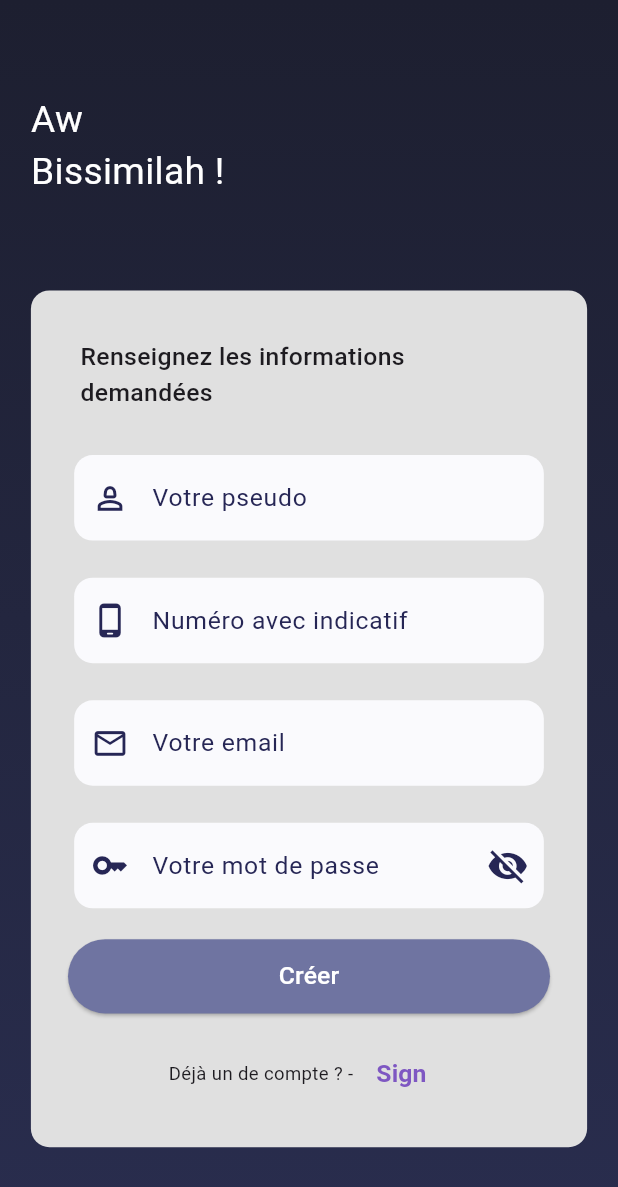
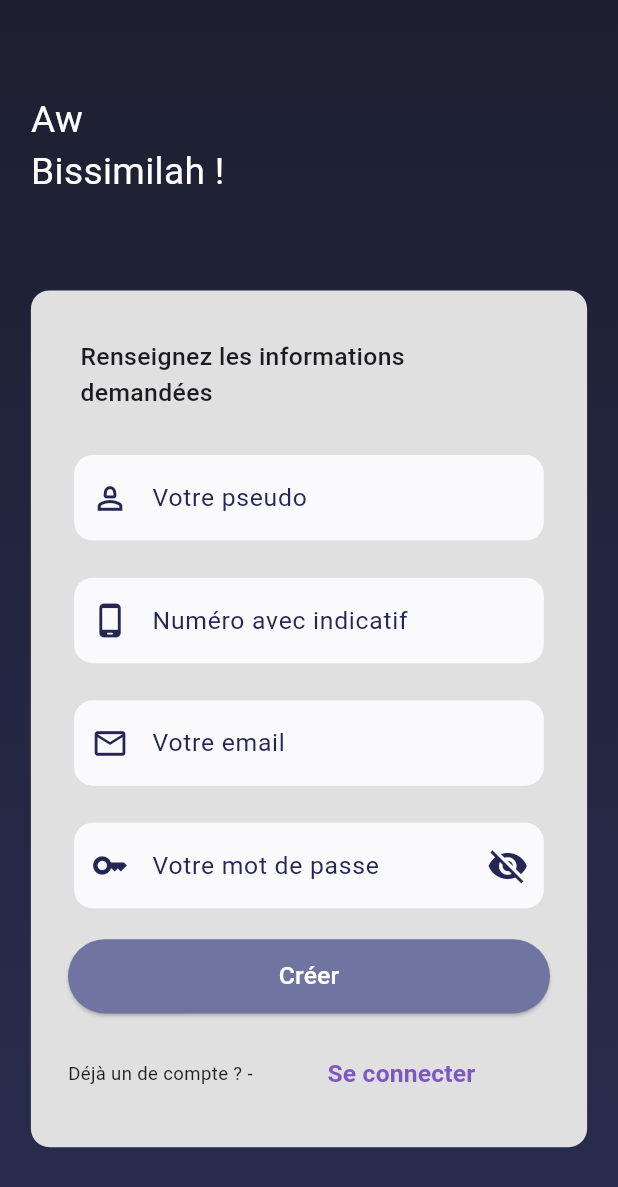
Before and after one commit to salif18/flutter_gestion_depenses, a Flutter app: the screen it shows after launch, after a tap on "Se connecter", after a tap on "Créer", on a phone screen of 412 x 824 dp. Shown: the top 1187 px of the screen. Run offline on Flutter 3.47's test engine with Material 3 defaults, Android fonts, the phone set to English and light mode, and no system bars; our stand-ins replace carousel_slider, date_field, fl_chart, google_fonts, google_nav_bar, line_icons and 3 more; network calls fail.

```diff
--- a/app/lib/screens/auth/widgets/field_login.dart
+++ b/app/lib/screens/auth/widgets/field_login.dart
@@ -365,7 +365,8 @@ class _MyFieldFormsState extends State<MyFieldForms> {
             "Vous n'avez pas de compte ?",
             style: GoogleFonts.roboto(fontSize: MediaQuery.of(context).size.width*0.03,),
           ),
-          TextButton(
+          Expanded(
+            child: TextButton(
               onPressed: () {
                 Navigator.push(
                   context,
@@ -381,6 +382,7 @@ class _MyFieldFormsState extends State<MyFieldForms> {
                 ),
               ),
             ),
+          ),
         ],
       ),
     );
--- a/app/lib/screens/auth/widgets/filed_registre.dart
+++ b/app/lib/screens/auth/widgets/filed_registre.dart
@@ -398,18 +398,20 @@ class _FieldFormRegistreState extends State<FieldFormRegistre> {
       padding:EdgeInsets.all(MediaQuery.of(context).size.width*0.02),
       child: Row(mainAxisAlignment: MainAxisAlignment.center, children: [
         Text("Déjà un de compte ? -", style: GoogleFonts.roboto(fontSize: MediaQuery.of(context).size.width*0.03,)),
-        TextButton(
+        Expanded(
+          child: TextButton(
               onPressed: () {
                 Navigator.push(context,
                     MaterialPageRoute(builder: (context) => const MyLogin()));
               },
               child: Text(
-              "Sign",
+                "Se connecter",
                 style: GoogleFonts.roboto(
                     fontSize: MediaQuery.of(context).size.width*0.04,
                     fontWeight: FontWeight.bold,
                     color: Colors.deepPurple[400]),
-            ))
+              )),
+        )
       ]),
     );
   }
```
Also changed, not shown: app/lib/routes/routes.dart (+23 -8 lines), app/lib/screens/home/home.dart (+4 -3 lines), 4 other files. Lines whose indentation alone changed are shown as unchanged.
